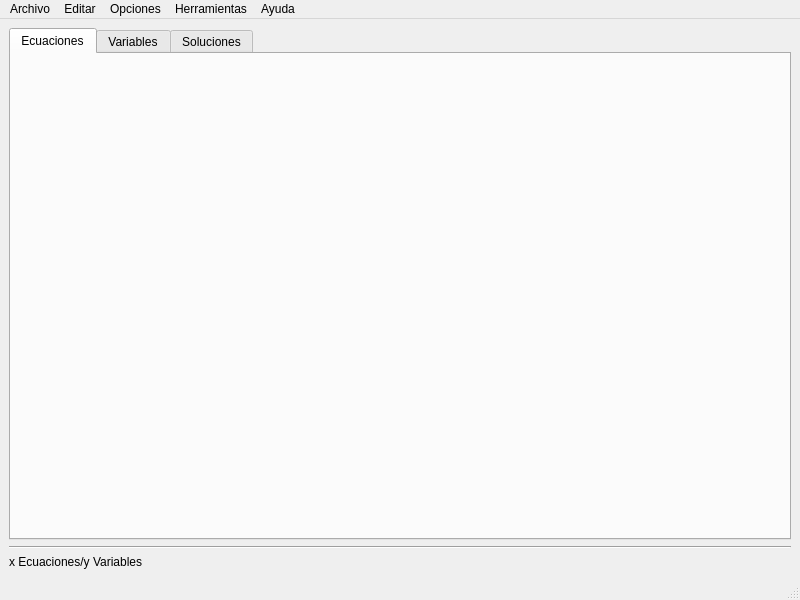
This is GUI/MainWindow.ui in jon85p/pyENL as Qt 5 draws it before an edit. The edited form follows.
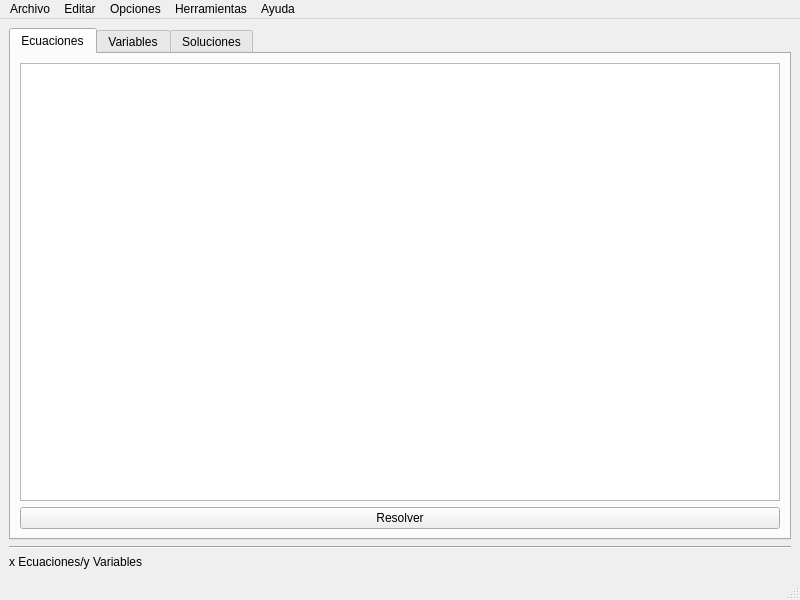
This is the edited form. Icons and pictures are not drawn.

Patch:
```diff
--- a/GUI/MainWindow.ui
+++ b/GUI/MainWindow.ui
@@ -37,6 +37,18 @@
        <attribute name="title">
         <string>Ecuaciones</string>
        </attribute>
+       <layout class="QGridLayout" name="gridLayout">
+        <item row="0" column="0">
+         <widget class="QPlainTextEdit" name="plainTextEdit"/>
+        </item>
+        <item row="1" column="0">
+         <widget class="QPushButton" name="pushButton_4">
+          <property name="text">
+           <string>Resolver</string>
+          </property>
+         </widget>
+        </item>
+       </layout>
       </widget>
       <widget class="QWidget" name="tab_2">
        <attribute name="title">
```
Left out of the diff: 2 changed lines with no effect on the pictures.
